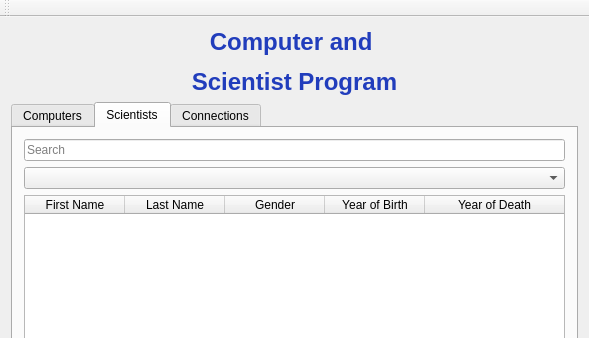
Before: the Qt Designer form vika3/week3/mainwindow.ui in axelboga/hopur32, drawn with Qt 5; both pictures show x 0 to 589 and y 0 to 338 of the 589 by 642 pixel window.
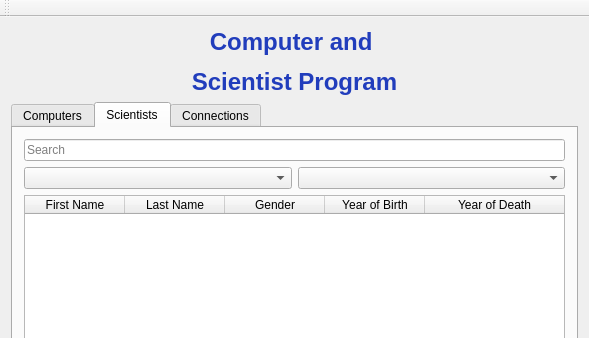
After: the same form once the commit is applied. The open tabs and pages were chosen to show the change. Icons and pictures are not drawn.

Commit message: ascending sort f scientist

Diff of the .ui file:
```diff
--- a/vika3/week3/mainwindow.ui
+++ b/vika3/week3/mainwindow.ui
@@ -173,7 +173,14 @@
          </layout>
         </item>
         <item>
-         <widget class="QComboBox" name="dropdown_scientist_order_by"/>
+         <layout class="QHBoxLayout" name="horizontalLayout_7">
+          <item>
+           <widget class="QComboBox" name="dropdown_scientist_order_by"/>
+          </item>
+          <item>
+           <widget class="QComboBox" name="dropdown_scientist_order_by_ascending"/>
+          </item>
+         </layout>
         </item>
         <item>
          <layout class="QVBoxLayout" name="verticalLayout_8">
```
Left out of the diff: 2 changed lines with no effect on the pictures. The commit also changes 57 other files.
